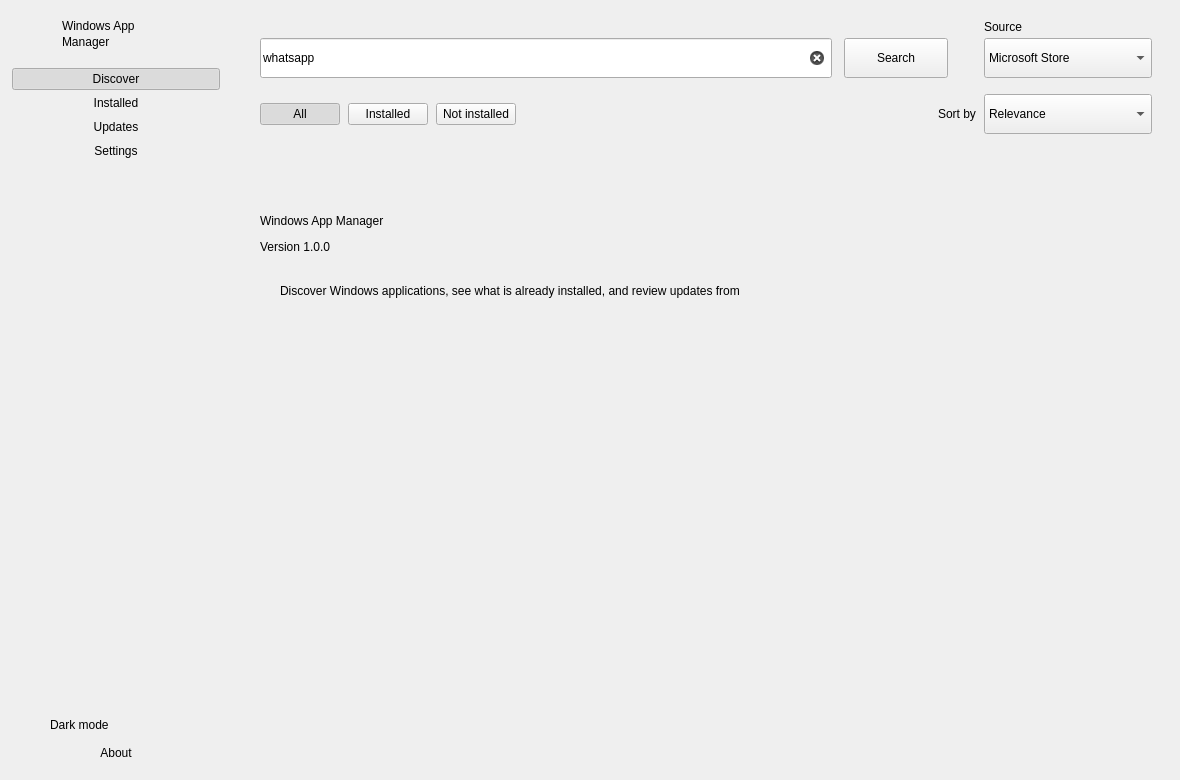
This is ApplicationGUI/ui/MainWindow.ui in vanja032/application-manager as Qt 5 draws it before an edit. The edited form follows.
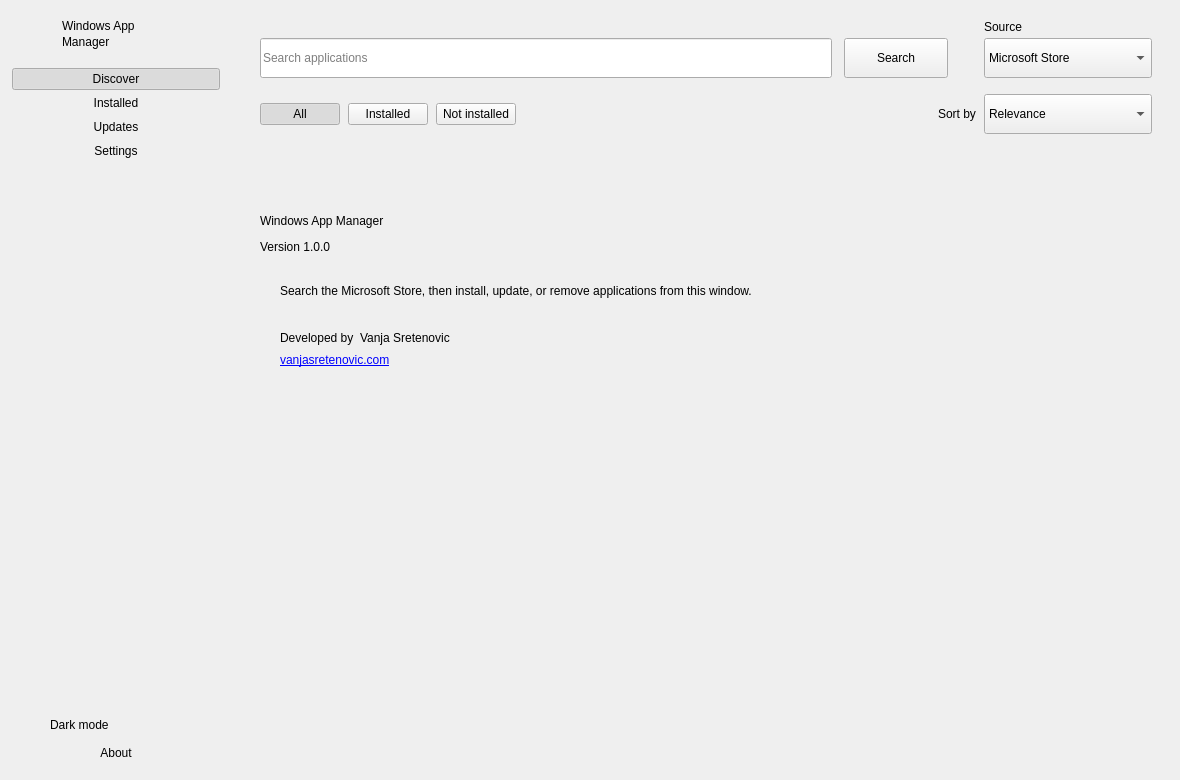
This is the edited form. The open tabs and pages were chosen to show the change. Custom widgets are drawn as their Qt base class.

Commit message: feat: show featured apps on launch and polish Settings and About

The edit to the form file:
```diff
--- a/ApplicationGUI/ui/MainWindow.ui
+++ b/ApplicationGUI/ui/MainWindow.ui
@@ -373,9 +373,6 @@
             <property name="placeholderText">
              <string>Search applications</string>
             </property>
-            <property name="text">
-             <string>whatsapp</string>
-            </property>
             <property name="clearButtonEnabled">
              <bool>true</bool>
             </property>
@@ -840,7 +837,12 @@
              </property>
             </widget>
            </item>
-           <item alignment="Qt::AlignLeft|Qt::AlignTop">
+           <item>
+            <layout class="QHBoxLayout" name="aboutCardRow">
+             <property name="spacing">
+              <number>0</number>
+             </property>
+             <item>
             <widget class="QFrame" name="aboutCard">
              <property name="minimumSize">
               <size>
@@ -855,6 +857,9 @@
               </size>
              </property>
              <layout class="QVBoxLayout" name="aboutCardLayout">
+              <property name="spacing">
+               <number>8</number>
+              </property>
               <property name="leftMargin">
                <number>20</number>
               </property>
@@ -870,15 +875,137 @@
               <item>
                <widget class="QLabel" name="aboutBody">
                 <property name="text">
-                 <string>Discover Windows applications, see what is already installed, and review updates from one place.</string>
+                 <string>Search the Microsoft Store, then install, update, or remove applications from this window.</string>
                 </property>
                 <property name="wordWrap">
                  <bool>true</bool>
                 </property>
+                <property name="sizePolicy">
+                 <sizepolicy hsizetype="Preferred" vsizetype="Minimum">
+                  <horstretch>0</horstretch>
+                  <verstretch>0</verstretch>
+                 </sizepolicy>
+                </property>
+               </widget>
+              </item>
+              <item>
+               <spacer name="aboutCreditSpacer">
+                <property name="orientation">
+                 <enum>Qt::Vertical</enum>
+                </property>
+                <property name="sizeType">
+                 <enum>QSizePolicy::Fixed</enum>
+                </property>
+                <property name="sizeHint" stdset="0">
+                 <size>
+                  <width>0</width>
+                  <height>8</height>
+                 </size>
+                </property>
+               </spacer>
+              </item>
+              <item>
+               <widget class="QFrame" name="aboutRule">
+                <property name="frameShape">
+                 <enum>QFrame::NoFrame</enum>
+                </property>
+                <property name="minimumSize">
+                 <size>
+                  <width>0</width>
+                  <height>1</height>
+                 </size>
+                </property>
+                <property name="maximumSize">
+                 <size>
+                  <width>16777215</width>
+                  <height>1</height>
+                 </size>
+                </property>
+               </widget>
+              </item>
+              <item>
+               <spacer name="aboutCreditSpacerBottom">
+                <property name="orientation">
+                 <enum>Qt::Vertical</enum>
+                </property>
+                <property name="sizeType">
+                 <enum>QSizePolicy::Fixed</enum>
+                </property>
+                <property name="sizeHint" stdset="0">
+                 <size>
+                  <width>0</width>
+                  <height>8</height>
+                 </size>
+                </property>
+               </spacer>
+              </item>
+              <item>
+               <layout class="QHBoxLayout" name="aboutCreditRow">
+                <property name="spacing">
+                 <number>6</number>
+                </property>
+                <item>
+                 <widget class="QLabel" name="aboutDeveloped">
+                  <property name="text">
+                   <string>Developed by</string>
+                  </property>
+                 </widget>
+                </item>
+                <item>
+                 <widget class="QLabel" name="aboutName">
+                  <property name="text">
+                   <string>Vanja Sretenovic</string>
+                  </property>
+                 </widget>
+                </item>
+                <item>
+                 <spacer name="aboutCreditRowSpacer">
+                  <property name="orientation">
+                   <enum>Qt::Horizontal</enum>
+                  </property>
+                  <property name="sizeHint" stdset="0">
+                   <size>
+                    <width>0</width>
+                    <height>0</height>
+                   </size>
+                  </property>
+                 </spacer>
+                </item>
+               </layout>
+              </item>
+              <item>
+               <widget class="QLabel" name="aboutLink">
+                <property name="text">
+                 <string>&lt;a href="https://vanjasretenovic.com"&gt;vanjasretenovic.com&lt;/a&gt;</string>
+                </property>
+                <property name="textFormat">
+                 <enum>Qt::RichText</enum>
+                </property>
+                <property name="openExternalLinks">
+                 <bool>true</bool>
+                </property>
+                <property name="cursor">
+                 <cursorShape>PointingHandCursor</cursorShape>
+                </property>
                </widget>
               </item>
              </layout>
             </widget>
+             </item>
+             <item>
+              <spacer name="aboutCardRowSpacer">
+               <property name="orientation">
+                <enum>Qt::Horizontal</enum>
+               </property>
+               <property name="sizeHint" stdset="0">
+                <size>
+                 <width>0</width>
+                 <height>0</height>
+                </size>
+               </property>
+              </spacer>
+             </item>
+            </layout>
            </item>
            <item>
             <spacer name="aboutSpacer">
```
Left out of the diff: 34 changed lines with no effect on the pictures. The commit also changes 9 other files.
